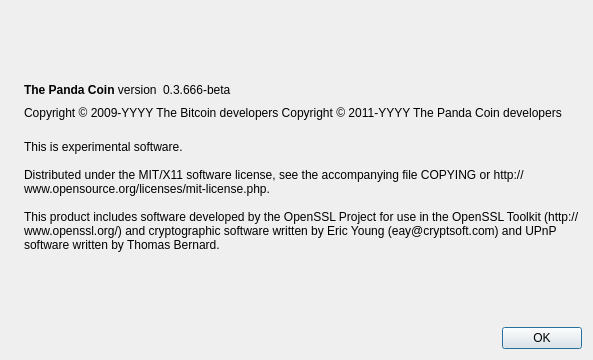
This is src/qt/forms/aboutdialog.ui in ChristCoin7/christcoin as Qt 5 draws it before an edit. The edited form follows.
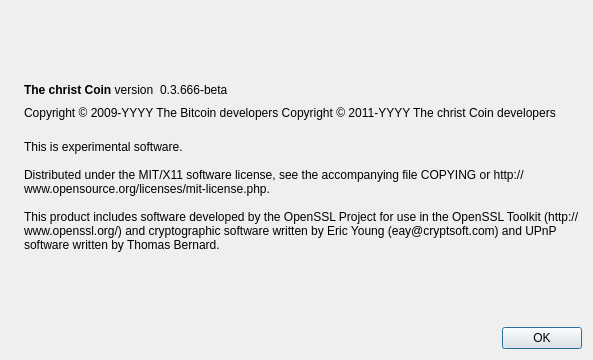
This is the edited form. Icons and pictures are not drawn.

```diff
--- a/src/qt/forms/aboutdialog.ui
+++ b/src/qt/forms/aboutdialog.ui
@@ -50,7 +50,7 @@
           <cursorShape>IBeamCursor</cursorShape>
          </property>
          <property name="text">
-          <string>&lt;b&gt;The Panda Coin&lt;/b&gt; version</string>
+          <string>&lt;b&gt;The christ Coin&lt;/b&gt; version</string>
          </property>
          <property name="textInteractionFlags">
           <set>Qt::LinksAccessibleByMouse|Qt::TextSelectableByKeyboard|Qt::TextSelectableByMouse</set>
@@ -92,7 +92,7 @@
        </property>
        <property name="text">
         <string notr="true">Copyright &amp;copy; 2009-YYYY The Bitcoin developers
-Copyright &amp;copy; 2011-YYYY The Panda Coin developers</string>
+Copyright &amp;copy; 2011-YYYY The christ Coin developers</string>
        </property>
        <property name="textFormat">
         <enum>Qt::RichText</enum>
```
Left out of the diff: 2 changed lines with no effect on the pictures.
